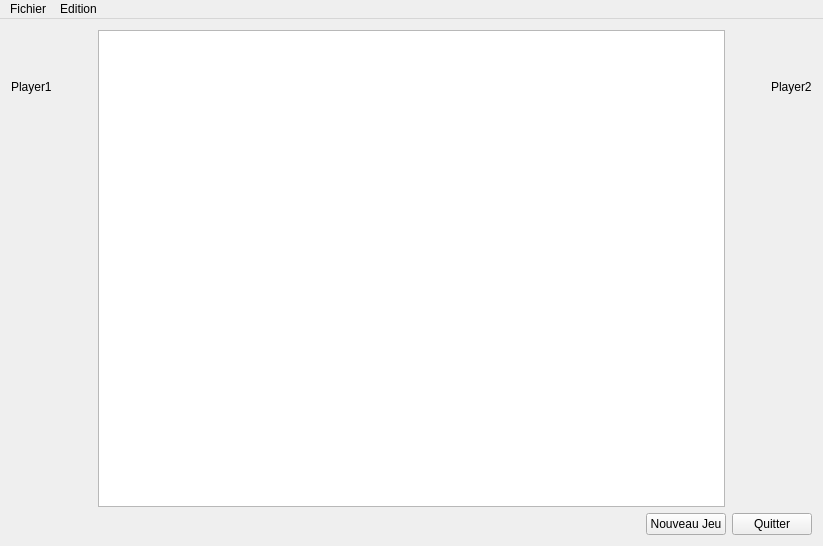
paboccard/Projet_Prog_Jeu, file preprojet/CV/Gauffre/GameWindow.ui: the form before one commit.
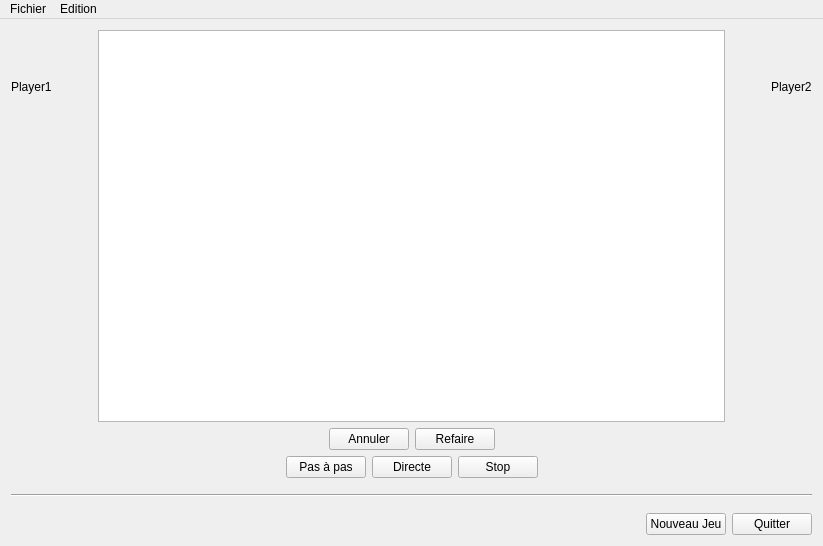
The form after the commit.

Commit message: ajout boutons actions

```diff
--- a/preprojet/CV/Gauffre/GameWindow.ui
+++ b/preprojet/CV/Gauffre/GameWindow.ui
@@ -155,6 +155,140 @@
       </item>
      </layout>
     </item>
+    <item>
+     <layout class="QHBoxLayout" name="horizontalLayout_5">
+      <item>
+       <spacer name="horizontalSpacer_6">
+        <property name="orientation">
+         <enum>Qt::Horizontal</enum>
+        </property>
+        <property name="sizeHint" stdset="0">
+         <size>
+          <width>40</width>
+          <height>20</height>
+         </size>
+        </property>
+       </spacer>
+      </item>
+      <item>
+       <widget class="QPushButton" name="undoButton">
+        <property name="text">
+         <string>Annuler</string>
+        </property>
+       </widget>
+      </item>
+      <item>
+       <widget class="QPushButton" name="redoButton">
+        <property name="text">
+         <string>Refaire</string>
+        </property>
+       </widget>
+      </item>
+      <item>
+       <spacer name="horizontalSpacer_7">
+        <property name="orientation">
+         <enum>Qt::Horizontal</enum>
+        </property>
+        <property name="sizeHint" stdset="0">
+         <size>
+          <width>40</width>
+          <height>20</height>
+         </size>
+        </property>
+       </spacer>
+      </item>
+     </layout>
+    </item>
+    <item>
+     <layout class="QHBoxLayout" name="horizontalLayout_4">
+      <item>
+       <spacer name="horizontalSpacer_4">
+        <property name="orientation">
+         <enum>Qt::Horizontal</enum>
+        </property>
+        <property name="sizeHint" stdset="0">
+         <size>
+          <width>40</width>
+          <height>20</height>
+         </size>
+        </property>
+       </spacer>
+      </item>
+      <item>
+       <widget class="QPushButton" name="stepByStepButton">
+        <property name="text">
+         <string>Pas à pas</string>
+        </property>
+       </widget>
+      </item>
+      <item>
+       <widget class="QPushButton" name="nonstopButton">
+        <property name="text">
+         <string>Directe</string>
+        </property>
+       </widget>
+      </item>
+      <item>
+       <widget class="QPushButton" name="stopButton">
+        <property name="text">
+         <string>Stop</string>
+        </property>
+       </widget>
+      </item>
+      <item>
+       <spacer name="horizontalSpacer_5">
+        <property name="orientation">
+         <enum>Qt::Horizontal</enum>
+        </property>
+        <property name="sizeHint" stdset="0">
+         <size>
+          <width>40</width>
+          <height>20</height>
+         </size>
+        </property>
+       </spacer>
+      </item>
+     </layout>
+    </item>
+    <item>
+     <spacer name="verticalSpacer_6">
+      <property name="orientation">
+       <enum>Qt::Vertical</enum>
+      </property>
+      <property name="sizeType">
+       <enum>QSizePolicy::Maximum</enum>
+      </property>
+      <property name="sizeHint" stdset="0">
+       <size>
+        <width>20</width>
+        <height>10</height>
+       </size>
+      </property>
+     </spacer>
+    </item>
+    <item>
+     <widget class="Line" name="line">
+      <property name="orientation">
+       <enum>Qt::Horizontal</enum>
+      </property>
+     </widget>
+    </item>
+    <item>
+     <spacer name="verticalSpacer_5">
+      <property name="orientation">
+       <enum>Qt::Vertical</enum>
+      </property>
+      <property name="sizeType">
+       <enum>QSizePolicy::Maximum</enum>
+      </property>
+      <property name="sizeHint" stdset="0">
+       <size>
+        <width>20</width>
+        <height>10</height>
+       </size>
+      </property>
+     </spacer>
+    </item>
     <item>
      <layout class="QHBoxLayout" name="horizontalLayout">
       <item>
```
Left out of the diff: 4 changed lines with no effect on the pictures. The commit also changes 4 other files.
